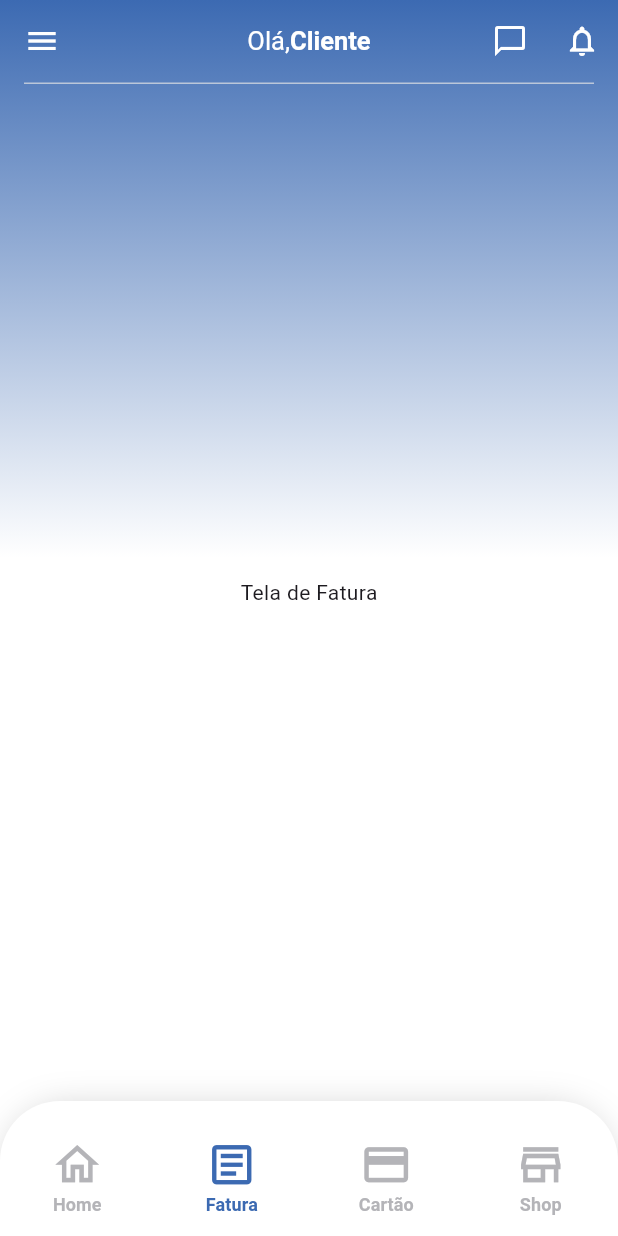
After one commit to kaioenzo/clone_brb_card, a Flutter app: the screen it shows after launch, item 2 of the bottom bar chosen, on a phone screen of 412 x 824 dp. The commit adds this screen. Run offline on Flutter 3.47's test engine with Material 3 defaults, Android fonts, the light colour scheme and no system bars.

Commit message:
adiciona MainScreen e atualiza a navegação da aplicação

```diff
--- a/lib/main.dart
+++ b/lib/main.dart
@@ -1,4 +1,4 @@
-import 'package:clone_brb_card/ui/home/widgets/home_screen.dart';
+import 'package:clone_brb_card/ui/main/widgets/main_screen.dart';
 import 'package:flutter/material.dart';
 import 'package:provider/provider.dart';
 import 'data/services/api/account_service.dart';
@@ -30,7 +30,7 @@ class MainApp extends StatelessWidget {
   Widget build(BuildContext context) {
     return const MaterialApp(
       title: 'BRB CARD',
-      home: HomeScreen(),
+      home: MainScreen(),
     );
   }
 }
--- /dev/null
+++ b/lib/ui/main/widgets/main_screen.dart
@@ -0,0 +1,82 @@
+import 'package:clone_brb_card/widgets/bottom_navigation_bar.dart';
+import 'package:flutter/material.dart';
+
+import '../../../widgets/app_bar.dart';
+import '../../home/widgets/home_screen.dart';
+
+class MainScreen extends StatefulWidget {
+  const MainScreen({super.key});
+
+  @override
+  State<MainScreen> createState() => _MainScreenState();
+}
+
+class _MainScreenState extends State<MainScreen> {
+  int _currentIndex = 0;
+
+  final List<Widget> _screens = [
+    const HomeScreen(),
+    const InvoiceScreen(),
+    const CardScreen(),
+    const ShopScreen(),
+  ];
+
+  void _onItemTapped(int index) {
+    setState(() {
+      _currentIndex = index;
+    });
+  }
+
+  @override
+  Widget build(BuildContext context) {
+    return Container(
+      decoration: const BoxDecoration(
+        gradient: LinearGradient(
+          begin: Alignment.topCenter,
+          end: Alignment.bottomCenter,
+          colors: [Color(0xFF3C6AB2), Color(0xFFFFFFFF)],
+          stops: [0.0, 0.4512],
+        ),
+      ),
+      child: Scaffold(
+        backgroundColor: Colors.transparent,
+        appBar: DefaultAppBar(),
+        bottomNavigationBar: DefaultBottomNavigationBar(
+          currentIndex: _currentIndex,
+          onTap: _onItemTapped,
+        ),
+        body: IndexedStack(
+          index: _currentIndex, // Render the selected screen
+          children: _screens,
+        ),
+      ),
+    );
+  }
+}
+
+class InvoiceScreen extends StatelessWidget {
+  const InvoiceScreen({super.key});
+
+  @override
+  Widget build(BuildContext context) {
+    return const Center(child: Text('Tela de Fatura'));
+  }
+}
+
+class CardScreen extends StatelessWidget {
+  const CardScreen({super.key});
+
+  @override
+  Widget build(BuildContext context) {
+    return const Center(child: Text('Tela de cartão'));
+  }
+}
+
+class ShopScreen extends StatelessWidget {
+  const ShopScreen({super.key});
+
+  @override
+  Widget build(BuildContext context) {
+    return const Center(child: Text('Tela de shop'));
+  }
+}
```
Also changed, not shown: lib/ui/home/widgets/home_screen.dart (+1 -21 lines).
